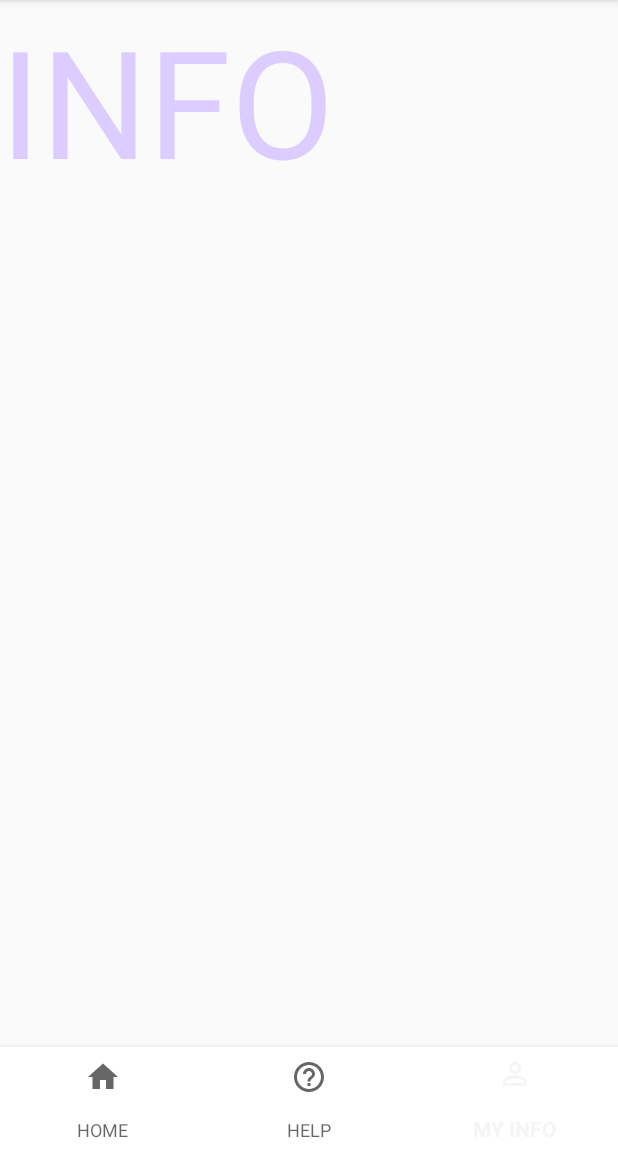
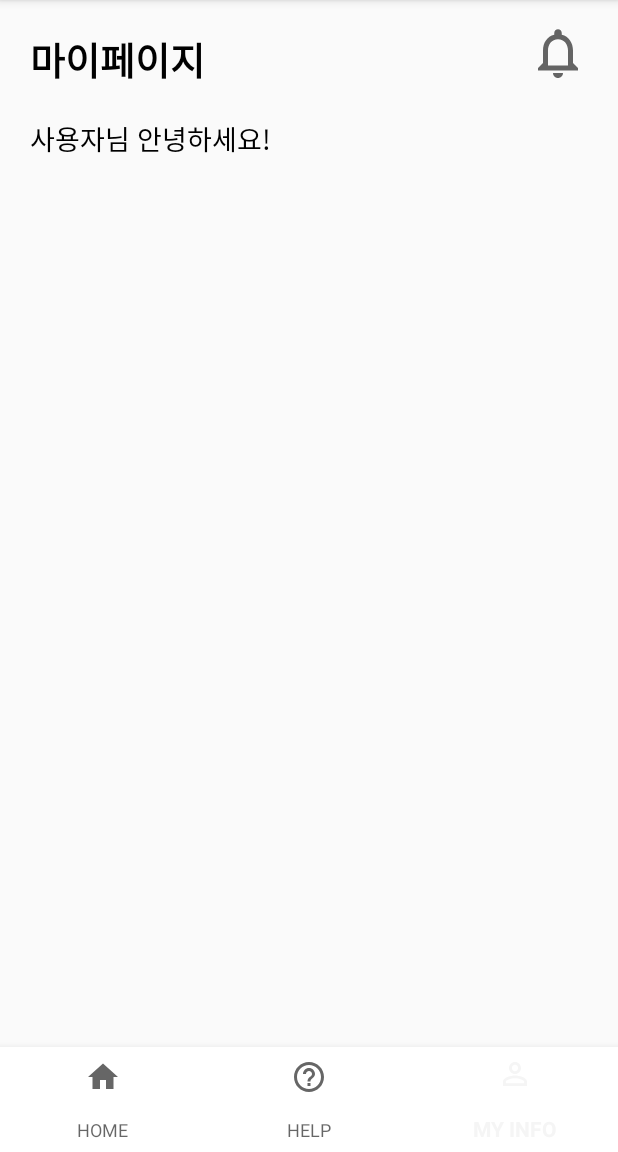
Before and after one commit to easyriderbuf8c/Domain-Analysis-And-SW-Design-kimmalgukj, an Android app: the HomeFragment screen opened directly, with no data from a screen before it, item 3 of the bottom bar chosen, on a phone screen of 412 x 824 dp, the part 84-1236 px from its top. Run offline under Robolectric (Android 15) with nearby library versions, the light colour scheme and no system bars.

Commit message:
Add google maps

```diff
--- a/app/build.gradle
+++ b/app/build.gradle
@@ -27,6 +27,7 @@ dependencies {
     implementation 'androidx.appcompat:appcompat:1.2.0'
     implementation 'androidx.constraintlayout:constraintlayout:2.0.4'
     implementation 'com.google.android.material:material:1.2.1'
+    implementation 'com.google.android.gms:play-services-maps:17.0.0'
     implementation 'androidx.legacy:legacy-support-v4:1.0.0'
     testImplementation 'junit:junit:4.12'
     androidTestImplementation 'androidx.test.ext:junit:1.1.2'
--- a/app/src/main/AndroidManifest.xml
+++ b/app/src/main/AndroidManifest.xml
@@ -9,6 +9,11 @@
         android:roundIcon="@mipmap/ic_launcher_round"
         android:supportsRtl="true"
         android:theme="@style/AppTheme">
+
+        <meta-data
+            android:name="com.google.android.geo.API_KEY"
+            android:value="AIzaSyBe92JyJrJ0PZlK7vbMIZwGHaLT3EAR-5U" />
+
         <activity android:name=".service.ServiceActivity" />
         <activity android:name=".main.MethodActivity" />
         <activity android:name=".main.MainActivity">
--- a/app/src/main/java/com/ajou/kickshare/service/HomeFragment.java
+++ b/app/src/main/java/com/ajou/kickshare/service/HomeFragment.java
@@ -9,11 +9,38 @@ import android.view.View;
 import android.view.ViewGroup;
 
 import com.ajou.kickshare.R;
+import com.google.android.gms.maps.CameraUpdateFactory;
+import com.google.android.gms.maps.GoogleMap;
+import com.google.android.gms.maps.MapView;
+import com.google.android.gms.maps.OnMapReadyCallback;
+import com.google.android.gms.maps.model.LatLng;
+import com.google.android.gms.maps.model.MarkerOptions;
 
-public class HomeFragment extends Fragment {
+public class HomeFragment extends Fragment implements OnMapReadyCallback {
+
+    private MapView mapView = null;
+
     @Override
     public View onCreateView(LayoutInflater inflater, ViewGroup container,
                              Bundle savedInstanceState) {
-        return inflater.inflate(R.layout.fragment_home, container, false);
+        View view = inflater.inflate(R.layout.fragment_home, container, false);
+
+        mapView = (MapView) view.findViewById(R.id.map);
+        mapView.onCreate(savedInstanceState);
+        mapView.onResume();
+        mapView.getMapAsync(this);
+
+        return view;
+    }
+
+    @Override
+    public void onMapReady(GoogleMap googleMap) {
+        // 아주대학교 37.2833633, 127.0443218
+        // 도서관 37.2814443, 127.0441587
+        LatLng ajouUniv = new LatLng(37.2814443, 127.0441587);
+        googleMap.moveCamera(CameraUpdateFactory.newLatLng(ajouUniv));
+        googleMap.moveCamera(CameraUpdateFactory.zoomTo(17)); // 확대
+        MarkerOptions markerOptions = new MarkerOptions().position(ajouUniv).title("아주대학교 중앙도서관");
+        googleMap.addMarker(markerOptions);
     }
 }
--- /dev/null
+++ b/app/src/main/res/drawable/icon_notify.xml
@@ -0,0 +1,10 @@
+<vector xmlns:android="http://schemas.android.com/apk/res/android"
+    android:width="24dp"
+    android:height="24dp"
+    android:viewportWidth="24"
+    android:viewportHeight="24"
+    android:tint="?attr/colorControlNormal">
+  <path
+      android:fillColor="@android:color/white"
+      android:pathData="M12,22c1.1,0 2,-0.9 2,-2h-4c0,1.1 0.9,2 2,2zM18,16v-5c0,-3.07 -1.63,-5.64 -4.5,-6.32L13.5,4c0,-0.83 -0.67,-1.5 -1.5,-1.5s-1.5,0.67 -1.5,1.5v0.68C7.64,5.36 6,7.92 6,11v5l-2,2v1h16v-1l-2,-2zM16,17L8,17v-6c0,-2.48 1.51,-4.5 4,-4.5s4,2.02 4,4.5v6z"/>
+</vector>
--- a/app/src/main/res/layout/fragment_home.xml
+++ b/app/src/main/res/layout/fragment_home.xml
@@ -1,15 +1,14 @@
 <?xml version="1.0" encoding="utf-8"?>
-<FrameLayout xmlns:android="http://schemas.android.com/apk/res/android"
+<RelativeLayout xmlns:android="http://schemas.android.com/apk/res/android"
     xmlns:tools="http://schemas.android.com/tools"
     android:layout_width="match_parent"
     android:layout_height="match_parent"
     tools:context=".service.HomeFragment">
 
-    <TextView
+    <com.google.android.gms.maps.MapView
+        android:id="@+id/map"
+        android:name="com.google.android.gms.maps.MapFragment"
         android:layout_width="match_parent"
-        android:layout_height="match_parent"
-        android:text="HOME"
-        android:textSize="100sp"
-        android:textColor="#66CCFF" />
+        android:layout_height="match_parent" />
 
-</FrameLayout>
+</RelativeLayout>
--- a/app/src/main/res/layout/fragment_info.xml
+++ b/app/src/main/res/layout/fragment_info.xml
@@ -5,11 +5,55 @@
     android:layout_height="match_parent"
     tools:context=".service.InfoFragment">
 
-    <TextView
+    <LinearLayout
         android:layout_width="match_parent"
         android:layout_height="match_parent"
-        android:text="INFO"
-        android:textSize="100sp"
-        android:textColor="#DDCCFF" />
+        android:orientation="vertical" >
+
+        <RelativeLayout
+            android:id="@+id/layout_title"
+            android:layout_width="match_parent"
+            android:layout_height="wrap_content"
+            android:orientation="horizontal" >
+
+            <TextView
+                android:id="@+id/info_tv_title"
+                android:layout_width="wrap_content"
+                android:layout_height="wrap_content"
+                android:layout_marginTop="20dp"
+                android:layout_marginHorizontal="20dp"
+                android:text="마이페이지"
+                android:textStyle="bold"
+                android:textSize="25sp"
+                android:textColor="@android:color/black" />
+
+            <ImageView
+                android:id="@+id/info_iv_notify"
+                android:layout_width="40dp"
+                android:layout_height="40dp"
+                android:layout_marginTop="15dp"
+                android:layout_marginEnd="20dp"
+                android:layout_alignParentEnd="true"
+                android:src="@drawable/icon_notify" />
+
+        </RelativeLayout>
+
+        <LinearLayout
+            android:layout_width="match_parent"
+            android:layout_height="wrap_content"
+            android:orientation="horizontal" >
+
+            <TextView
+                android:layout_width="wrap_content"
+                android:layout_height="wrap_content"
+                android:layout_marginTop="20dp"
+                android:layout_marginHorizontal="20dp"
+                android:textColor="@android:color/black"
+                android:textSize="18sp"
+                android:text="사용자님 안녕하세요!" />
+
+        </LinearLayout>
+
+    </LinearLayout>
 
 </FrameLayout>
```
